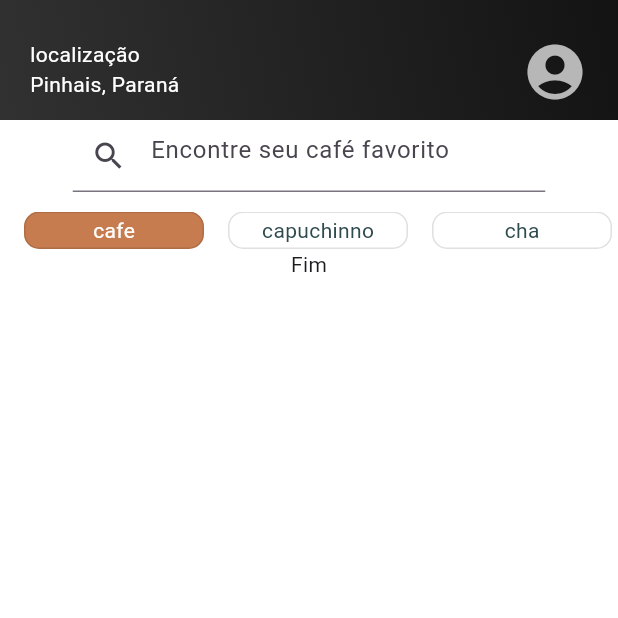
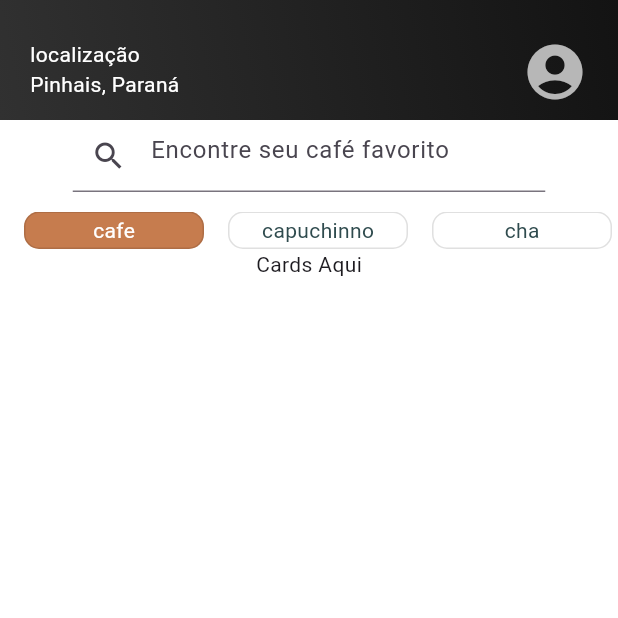
Before and after one commit to andreyrv18/CafePraJa, a Flutter app: the MyHomePage screen opened directly, on a phone screen of 412 x 824 dp, the top half of it. Run offline on Flutter 3.47's test engine with Material 3 defaults, Android fonts, the phone set to English and light mode, and no system bars; Roboto replaces fonts that are missing (Sora).

Commit message:
refactor: altera texto exibido no widget Expanded para "Cards Aqui"

```diff
--- a/lib/screens/home.dart
+++ b/lib/screens/home.dart
@@ -47,7 +47,7 @@ class MyHomePage extends StatelessWidget {
         ),
         SizedBox(height: 13),
         SizedBox(height: 25, child: CafeListView()),
-        Expanded(child: SizedBox(child: Text("Fim"))),
+        Expanded(child: SizedBox(child: Text("Cards Aqui"))),
       ],
     );
   }
```
